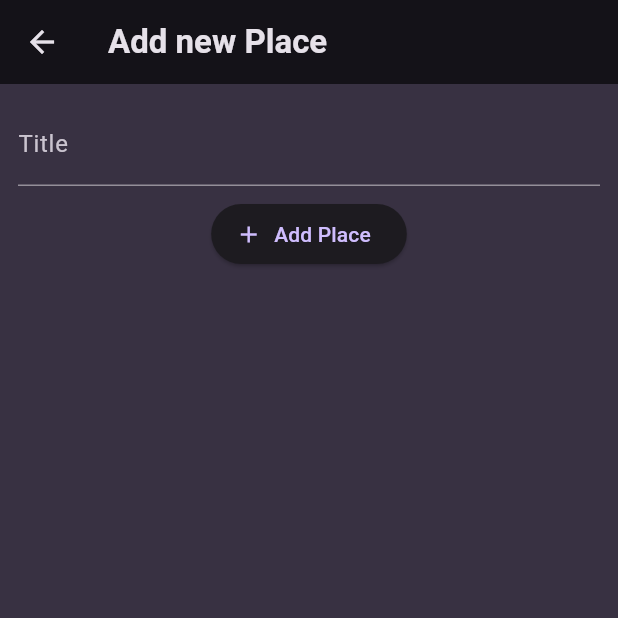
After one commit to DCXan/flutter-places, a Flutter app: the screen it shows after launch, after a tap on the "add" icon, on a phone screen of 412 x 824 dp, the top half of it. The commit adds this screen. Run offline on Flutter 3.47's test engine with Material 3 defaults, Android fonts, the phone set to English and light mode, and no system bars; our stand-ins replace flutter_riverpod, google_fonts.

Commit message:
added functionality to add new item to list in provider

```diff
--- a/lib/main.dart
+++ b/lib/main.dart
@@ -1,5 +1,6 @@
 import 'package:flutter/material.dart';
-import 'package:flutter_places/screens/places_list.dart';
+import 'package:flutter_places/screens/places_screen.dart';
+import 'package:flutter_riverpod/flutter_riverpod.dart';
 import 'package:google_fonts/google_fonts.dart';
 
 final colorScheme = ColorScheme.fromSeed(
@@ -26,19 +27,19 @@ final theme = ThemeData().copyWith(
 
 void main() {
   runApp(
-    const MyApp(),
+    const ProviderScope(child: MyApp()),
   );
 }
 
 class MyApp extends StatelessWidget {
-  const MyApp({Key? key}) : super(key: key);
+  const MyApp({super.key});
 
   @override
   Widget build(BuildContext context) {
     return MaterialApp(
       title: 'Great Places',
       theme: theme,
-      home: const Scaffold(body: PlacesList()),
+      home: const Scaffold(body: PlacesListScreen()),
     );
   }
 }
--- a/lib/models/place.dart
+++ b/lib/models/place.dart
@@ -1,8 +1,11 @@
+import 'package:uuid/uuid.dart';
+
+const uuid = Uuid();
+
 class Place {
   Place({
-    required this.id,
     required this.name,
-  });
+  }) : id = uuid.v4();
 
   final String id;
   final String name;
--- a/lib/providers/list_provider.dart
+++ b/lib/providers/places_list_provider.dart
@@ -2,11 +2,17 @@ import 'package:flutter_places/models/place.dart';
 import 'package:flutter_riverpod/flutter_riverpod.dart';
 
 class PlacesListNotifier extends StateNotifier<List<Place>> {
-  PlacesListNotifier() : super([]);
+  PlacesListNotifier() : super(const []);
 
   void addPlace(Place place) {
     if (!state.contains(place)) {
-      state = [...state, place];
+      state = [place, ...state];
+    }
+  }
+
+  void removePlace(Place place) {
+    if (state.contains(place)) {
+      state = state.where((placeItem) => place.id != placeItem.id).toList();
     }
   }
 }
--- /dev/null
+++ b/lib/screens/new_item.dart
@@ -0,0 +1,67 @@
+import 'package:flutter/material.dart';
+import 'package:flutter_places/models/place.dart';
+import 'package:flutter_places/providers/places_list_provider.dart';
+import 'package:flutter_riverpod/flutter_riverpod.dart';
+
+class NewItemScreen extends ConsumerStatefulWidget {
+  const NewItemScreen({super.key});
+
+  @override
+  ConsumerState<NewItemScreen> createState() => __NewItemState();
+}
+
+class __NewItemState extends ConsumerState<NewItemScreen> {
+  final _titleController = TextEditingController();
+
+  void _savePlace() {
+    final enteredTitle = _titleController.text;
+
+    if (enteredTitle.isEmpty) {
+      return;
+    }
+
+    ref.watch(placesListProvider.notifier).addPlace(
+          Place(name: enteredTitle),
+        );
+
+    Navigator.of(context).pop();
+  }
+
+  @override
+  void dispose() {
+    _titleController.dispose();
+    super.dispose();
+  }
+
+  @override
+  Widget build(BuildContext context) {
+    return Scaffold(
+      appBar: AppBar(
+        title: const Text('Add new Place'),
+      ),
+      body: SingleChildScrollView(
+        padding: const EdgeInsets.all(12),
+        child: Column(
+          children: [
+            TextFormField(
+              controller: _titleController,
+              decoration: const InputDecoration(
+                labelText: 'Title',
+              ),
+              style:
+                  TextStyle(color: Theme.of(context).colorScheme.onBackground),
+            ),
+            Padding(
+              padding: const EdgeInsets.all(8.0),
+              child: ElevatedButton.icon(
+                onPressed: _savePlace,
+                icon: const Icon(Icons.add),
+                label: const Text('Add Place'),
+              ),
+            ),
+          ],
+        ),
+      ),
+    );
+  }
+}
--- /dev/null
+++ b/lib/screens/places_screen.dart
@@ -0,0 +1,40 @@
+import 'package:flutter/material.dart';
+import 'package:flutter_places/providers/places_list_provider.dart';
+import 'package:flutter_places/screens/new_item.dart';
+import 'package:flutter_places/widgets/places_list.dart';
+import 'package:flutter_riverpod/flutter_riverpod.dart';
+
+class PlacesListScreen extends ConsumerStatefulWidget {
+  const PlacesListScreen({super.key});
+
+  @override
+  ConsumerState<PlacesListScreen> createState() => _PlacesListState();
+}
+
+class _PlacesListState extends ConsumerState<PlacesListScreen> {
+  void _addItem() {
+    Navigator.of(context).push(
+      MaterialPageRoute(
+        builder: (ctx) => const NewItemScreen(),
+      ),
+    );
+  }
+
+  @override
+  Widget build(BuildContext context) {
+    final placesList = ref.watch(placesListProvider);
+
+    return Scaffold(
+      appBar: AppBar(
+        title: const Text('Your Places'),
+        actions: [
+          IconButton(
+            onPressed: _addItem,
+            icon: const Icon(Icons.add),
+          ),
+        ],
+      ),
+      body: PlacesList(places: placesList),
+    );
+  }
+}
--- /dev/null
+++ b/lib/widgets/list_item.dart
@@ -0,0 +1,23 @@
+import 'package:flutter/material.dart';
+import 'package:flutter_places/models/place.dart';
+
+class ListItem extends StatelessWidget {
+  const ListItem({super.key, required this.place});
+
+  final Place place;
+
+  @override
+  Widget build(BuildContext context) {
+    return InkWell(
+      child: ListTile(
+        title: Text(
+          place.name,
+          style: Theme.of(context)
+              .textTheme
+              .titleMedium!
+              .copyWith(color: Theme.of(context).colorScheme.onBackground),
+        ),
+      ),
+    );
+  }
+}
--- /dev/null
+++ b/lib/widgets/places_list.dart
@@ -0,0 +1,34 @@
+import 'package:flutter/material.dart';
+import 'package:flutter_places/models/place.dart';
+import 'package:flutter_places/widgets/list_item.dart';
+
+class PlacesList extends StatelessWidget {
+  const PlacesList({super.key, required this.places});
+
+  final List<Place> places;
+
+  @override
+  Widget build(BuildContext context) {
+    if (places.isEmpty) {
+      return Center(
+        child: Text(
+          'No places added yet',
+          style: Theme.of(context)
+              .textTheme
+              .titleMedium!
+              .copyWith(color: Theme.of(context).colorScheme.onBackground),
+        ),
+      );
+    }
+
+    return ListView.builder(
+      itemCount: places.length,
+      itemBuilder: (context, index) {
+        var place = places[index];
+        return ListItem(
+          place: place,
+        );
+      },
+    );
+  }
+}
--- a/pubspec.yaml
+++ b/pubspec.yaml
@@ -11,6 +11,7 @@ dependencies:
     sdk: flutter
   flutter_riverpod: ^2.5.1
   google_fonts: ^6.2.1
+  uuid: ^4.3.3
 
 dev_dependencies:
   flutter_test:
```
Also changed, not shown: lib/screens/places_list.dart (deleted, +0 -35 lines), lib/widgets/new_item.dart (deleted, +0 -43 lines), pubspec.lock.
